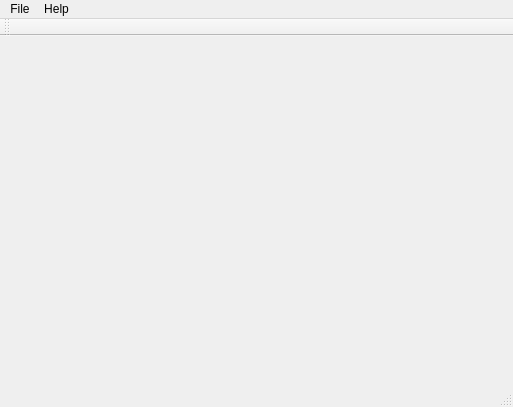
ekrembulbul/FaceDetection-ui, file qt_gui/qt_gui.ui: the form before one commit.
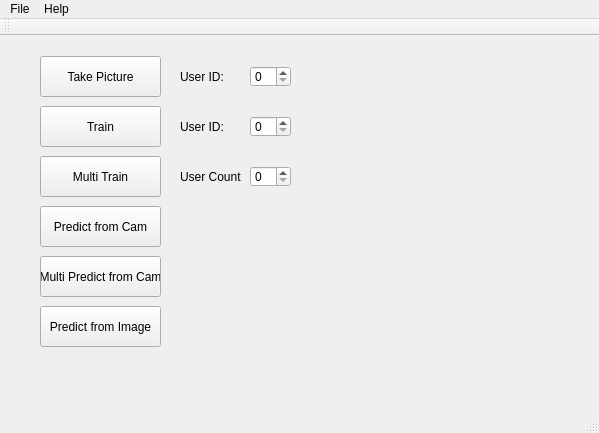
The form after the commit.

```diff
--- a/qt_gui/qt_gui.ui
+++ b/qt_gui/qt_gui.ui
@@ -6,21 +6,169 @@
    <rect>
     <x>0</x>
     <y>0</y>
-    <width>513</width>
-    <height>407</height>
+    <width>599</width>
+    <height>433</height>
    </rect>
   </property>
   <property name="windowTitle">
    <string>Face Recognizer</string>
   </property>
-  <widget class="QWidget" name="centralWidget"/>
+  <widget class="QWidget" name="centralWidget">
+   <widget class="QPushButton" name="takePicture">
+    <property name="geometry">
+     <rect>
+      <x>40</x>
+      <y>20</y>
+      <width>121</width>
+      <height>41</height>
+     </rect>
+    </property>
+    <property name="text">
+     <string>Take Picture</string>
+    </property>
+   </widget>
+   <widget class="QSpinBox" name="userIdInput">
+    <property name="geometry">
+     <rect>
+      <x>250</x>
+      <y>30</y>
+      <width>41</width>
+      <height>21</height>
+     </rect>
+    </property>
+   </widget>
+   <widget class="QLabel" name="userIdLabel">
+    <property name="geometry">
+     <rect>
+      <x>180</x>
+      <y>30</y>
+      <width>61</width>
+      <height>21</height>
+     </rect>
+    </property>
+    <property name="text">
+     <string>User ID:</string>
+    </property>
+   </widget>
+   <widget class="QSpinBox" name="userIdInputTrain">
+    <property name="geometry">
+     <rect>
+      <x>250</x>
+      <y>80</y>
+      <width>41</width>
+      <height>21</height>
+     </rect>
+    </property>
+   </widget>
+   <widget class="QLabel" name="userIdLabelTrain">
+    <property name="geometry">
+     <rect>
+      <x>180</x>
+      <y>80</y>
+      <width>61</width>
+      <height>21</height>
+     </rect>
+    </property>
+    <property name="text">
+     <string>User ID:</string>
+    </property>
+   </widget>
+   <widget class="QPushButton" name="train">
+    <property name="geometry">
+     <rect>
+      <x>40</x>
+      <y>70</y>
+      <width>121</width>
+      <height>41</height>
+     </rect>
+    </property>
+    <property name="text">
+     <string>Train</string>
+    </property>
+   </widget>
+   <widget class="QLabel" name="userCLMTrain">
+    <property name="geometry">
+     <rect>
+      <x>180</x>
+      <y>130</y>
+      <width>61</width>
+      <height>21</height>
+     </rect>
+    </property>
+    <property name="text">
+     <string>User Count:</string>
+    </property>
+   </widget>
+   <widget class="QSpinBox" name="userCountInMTrain">
+    <property name="geometry">
+     <rect>
+      <x>250</x>
+      <y>130</y>
+      <width>41</width>
+      <height>21</height>
+     </rect>
+    </property>
+   </widget>
+   <widget class="QPushButton" name="mTrain">
+    <property name="geometry">
+     <rect>
+      <x>40</x>
+      <y>120</y>
+      <width>121</width>
+      <height>41</height>
+     </rect>
+    </property>
+    <property name="text">
+     <string>Multi Train</string>
+    </property>
+   </widget>
+   <widget class="QPushButton" name="predCam">
+    <property name="geometry">
+     <rect>
+      <x>40</x>
+      <y>170</y>
+      <width>121</width>
+      <height>41</height>
+     </rect>
+    </property>
+    <property name="text">
+     <string>Predict from Cam</string>
+    </property>
+   </widget>
+   <widget class="QPushButton" name="multiPredCam">
+    <property name="geometry">
+     <rect>
+      <x>40</x>
+      <y>220</y>
+      <width>121</width>
+      <height>41</height>
+     </rect>
+    </property>
+    <property name="text">
+     <string>Multi Predict from Cam</string>
+    </property>
+   </widget>
+   <widget class="QPushButton" name="predImage">
+    <property name="geometry">
+     <rect>
+      <x>40</x>
+      <y>270</y>
+      <width>121</width>
+      <height>41</height>
+     </rect>
+    </property>
+    <property name="text">
+     <string>Predict from Image</string>
+    </property>
+   </widget>
+  </widget>
   <widget class="QStatusBar" name="statusBar"/>
   <widget class="QMenuBar" name="menuBar">
    <property name="geometry">
     <rect>
      <x>0</x>
      <y>0</y>
-     <width>513</width>
+     <width>599</width>
      <height>21</height>
     </rect>
    </property>
```
Left out of the diff: 9 changed lines with no effect on the pictures.
